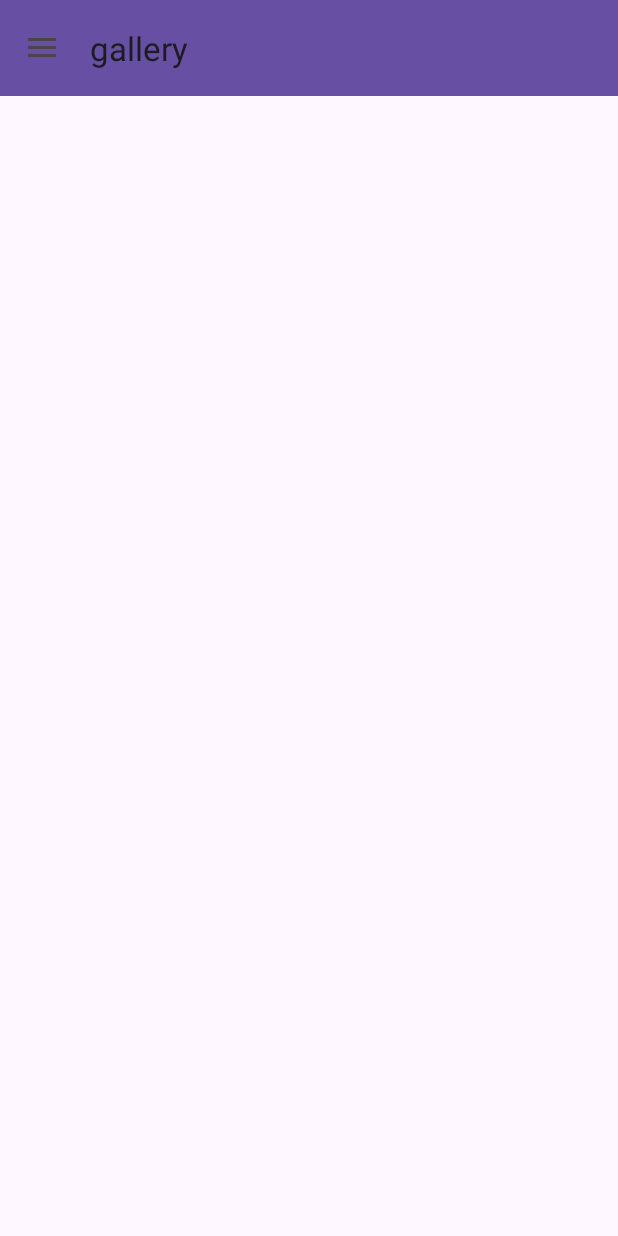
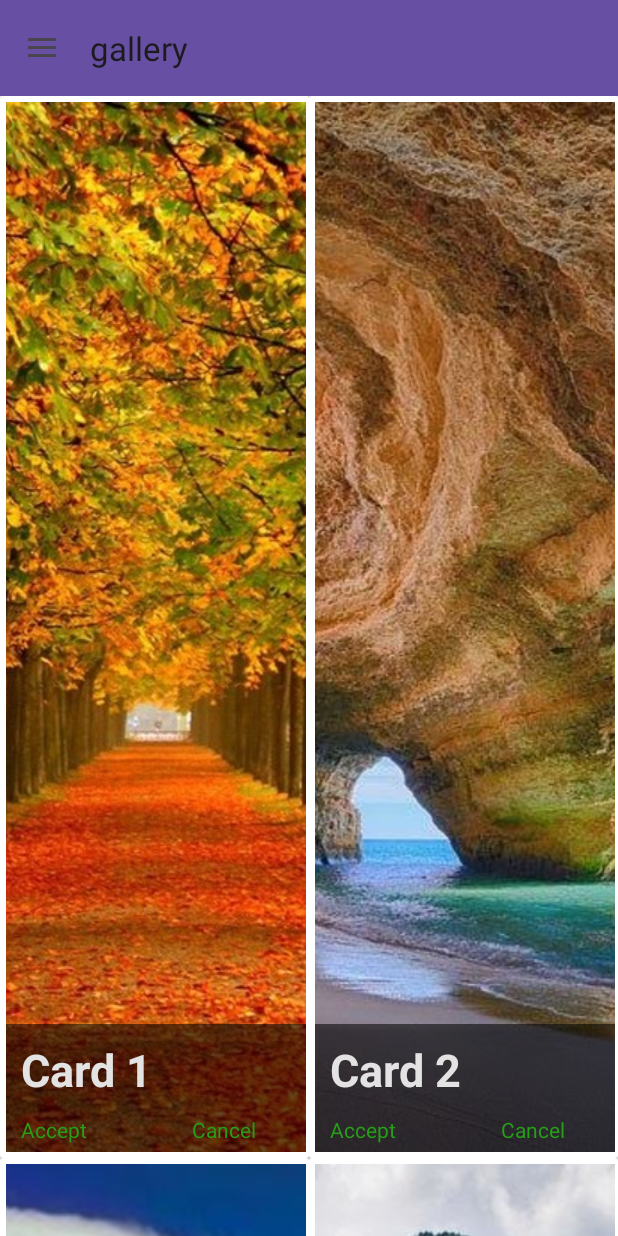
Before and after one commit to carolmt/MyGallery, an Android app: the nav_gallery screen opened through its navigation route, on a phone screen of 412 x 824 dp. Run offline under Robolectric (Android 15) with nearby library versions, the phone set to English and light mode, and no system bars; our stand-ins replace navigation-ui.

Commit message:
ejercicio2

```diff
--- a/app/src/main/java/com/example/mygallery/fragments/nav_gallery.java
+++ b/app/src/main/java/com/example/mygallery/fragments/nav_gallery.java
@@ -1,14 +1,22 @@
 package com.example.mygallery.fragments;
 
+import android.annotation.SuppressLint;
 import android.os.Bundle;
 
+import androidx.annotation.NonNull;
+import androidx.annotation.Nullable;
 import androidx.fragment.app.Fragment;
 import androidx.recyclerview.widget.LinearLayoutManager;
 import androidx.recyclerview.widget.RecyclerView;
+import androidx.recyclerview.widget.StaggeredGridLayoutManager;
 
+import android.view.ContextMenu;
 import android.view.LayoutInflater;
+import android.view.Menu;
+import android.view.MenuInflater;
 import android.view.View;
 import android.view.ViewGroup;
+import android.widget.ImageView;
 
 import com.example.mygallery.AdaptadorGallery;
 import com.example.mygallery.ItemGallery;
@@ -22,7 +30,20 @@ public class nav_gallery extends Fragment {
 
     private RecyclerView gRecyclerView;
     private AdaptadorGallery gAdapter;
-
+    private ImageView imageView;
+    private List<ItemGallery> datosGallery = new ArrayList<ItemGallery>(){
+        {
+            add(new ItemGallery(R.drawable.image1, "Card 1", "Accept", "Cancel"));
+            add(new ItemGallery(R.drawable.image2, "Card 2", "Accept", "Cancel"));
+            add(new ItemGallery(R.drawable.image3, "Card 3", "Accept", "Cancel"));
+            add(new ItemGallery(R.drawable.image4, "Card 4", "Accept", "Cancel"));
+            add(new ItemGallery(R.drawable.image5, "Card 5", "Accept", "Cancel"));
+            add(new ItemGallery(R.drawable.image6, "Card 6", "Accept", "Cancel"));
+            add(new ItemGallery(R.drawable.image7, "Card 7", "Accept", "Cancel"));
+            add(new ItemGallery(R.drawable.image8, "Card 8", "Accept", "Cancel"));
+            add(new ItemGallery(R.drawable.image9, "Card 9", "Accept", "Cancel"));
+        }
+    };
 
     public nav_gallery() {
         // Required empty public constructor
@@ -33,40 +54,68 @@ public class nav_gallery extends Fragment {
     public void onCreate(Bundle savedInstanceState) {
         super.onCreate(savedInstanceState);
 
-        RecyclerView recyclerView = gRecyclerView.findViewById(R.id.recyclerViewGallery);
-        LinearLayoutManager layoutManager = new LinearLayoutManager(getContext());
-        recyclerView.setLayoutManager(layoutManager);
+    }
 
-        String accept = "Accept";
-        String cancel = "Cancel";
-        ItemGallery ig = new ItemGallery( R.drawable.image1, "Card 1", accept, cancel);
-        ItemGallery ig2 = new ItemGallery( R.drawable.image2, "Card 2", accept, cancel);
-        ItemGallery ig3 = new ItemGallery( R.drawable.image3, "Card 3", accept, cancel);
-        ItemGallery ig4 = new ItemGallery( R.drawable.image4, "Card 4", accept, cancel);
-        ItemGallery ig5 = new ItemGallery( R.drawable.image5, "Card 5", accept, cancel);
-        ItemGallery ig6 = new ItemGallery( R.drawable.image6, "Card 6", accept, cancel);
-        ItemGallery ig7 = new ItemGallery( R.drawable.image7, "Card 7", accept, cancel);
-        ItemGallery ig8 = new ItemGallery( R.drawable.image8, "Card 8", accept, cancel);
-        ItemGallery ig9 = new ItemGallery( R.drawable.image9, "Card 9", accept, cancel);
 
-        List<ItemGallery> datosGallery = new ArrayList<>();
-        datosGallery.add(ig);
-        datosGallery.add(ig2);
-        datosGallery.add(ig3);
-        datosGallery.add(ig4);
-        datosGallery.add(ig5);
-        datosGallery.add(ig6);
-        datosGallery.add(ig7);
-        datosGallery.add(ig8);
-        datosGallery.add(ig9);
+    // Método llamado cuando se selecciona un elemento del menú contextual
 
-        AdaptadorGallery adapter = new AdaptadorGallery(datosGallery);
-        recyclerView.setAdapter(adapter);
+   /* public boolean onCreateOptionsMenu(Menu menu) {
+        MenuInflater inflater = getMenuInflater();
+        inflater.inflate(R.menu.context_menu, menu);
+        return true;
     }
+    @Override
+    public boolean onContextItemSelected(ItemGallery item) {
+        String itemId = item.getCardNum();
+        if (itemId == R.id.action_share) {
+            // Lógica para compartir
+            return true;
+        } else if (itemId == R.id.action_delete) {
+            // Lógica para eliminar
+            return true;
+        } else {
+            return super.onContextItemSelected(item);
+        }
+    }*/
 
     @Override
     public View onCreateView(LayoutInflater inflater, ViewGroup container, Bundle savedInstanceState) {
 
-        return inflater.inflate(R.layout.fragment_nav_gallery, container, false);
+        View view = inflater.inflate(R.layout.fragment_nav_gallery, container, false);
+
+        gRecyclerView = view.findViewById(R.id.recyclerViewGallery);
+        LinearLayoutManager layoutManager = new LinearLayoutManager(getContext());
+        gRecyclerView.setLayoutManager(layoutManager);
+
+       /* AdaptadorGallery adapter = new AdaptadorGallery(datosGallery);
+        gRecyclerView.setAdapter(adapter);*/
+
+
+        //Definir el menu que inflamos para la imagen
+        /*imageView.setOnCreateContextMenuListener(new View.OnCreateContextMenuListener() {
+            @Override
+            public void onCreateContextMenu(ContextMenu menu, View v, ContextMenu.ContextMenuInfo menuInfo) {
+                getMenuInflater().inflate(R.menu.context_menu, menu);
+            }
+        });
+        // Agregar un clic para abrir el menú contextual
+        imageView.setOnClickListener(new View.OnClickListener() {
+            @Override
+            public void onClick(View v) {
+                openContextMenu(v);
+            }
+        });*/
+        return view;
+    }
+
+    @Override
+    public void onViewCreated(@NonNull View view, @Nullable Bundle savedInstanceState) {
+        super.onViewCreated(view, savedInstanceState);
+
+        gRecyclerView =  requireView().findViewById(R.id.recyclerViewGallery);
+        gRecyclerView.setLayoutManager(new StaggeredGridLayoutManager(2, StaggeredGridLayoutManager.VERTICAL));
+        gAdapter = new AdaptadorGallery(datosGallery);
+
+        gRecyclerView.setAdapter(gAdapter);
     }
 }
--- a/app/src/main/res/layout/gallery_item.xml
+++ b/app/src/main/res/layout/gallery_item.xml
@@ -1,16 +1,12 @@
 <?xml version="1.0" encoding="utf-8"?>
-<androidx.coordinatorlayout.widget.CoordinatorLayout xmlns:android="http://schemas.android.com/apk/res/android"
+<androidx.cardview.widget.CardView xmlns:android="http://schemas.android.com/apk/res/android"
     android:layout_width="match_parent"
     android:layout_height="wrap_content"
+    app:cardPreventCornerOverlap="true"
+    app:cardMaxElevation="10dp"
     xmlns:app="http://schemas.android.com/apk/res-auto">
 
-    <androidx.gridlayout.widget.GridLayout
-        android:layout_width="match_parent"
-        android:layout_height="match_parent"
-        app:columnCount="2"
-        app:useDefaultMargins="true">
-
-        <androidx.cardview.widget.CardView
+       <RelativeLayout
             android:id="@+id/cardViewGallery"
             android:layout_width="200dp"
             android:layout_height="700dp"
@@ -20,14 +16,17 @@
                 android:id="@+id/galleryImg"
                 android:layout_width="match_parent"
                 android:layout_height="match_parent"
-                android:scaleType="centerCrop"/>
+                android:scaleType="centerCrop"
+                android:adjustViewBounds="true"
+                android:elevation="1dp"/>
 
             <LinearLayout
                 android:layout_width="match_parent"
                 android:layout_height="wrap_content"
                 android:orientation="vertical"
-                android:layout_gravity="bottom"
-                android:background="#8c000000">
+                android:background="#8c000000"
+                android:elevation="2dp"
+                android:layout_alignParentBottom="true">
 
                 <TextView
                     android:id="@+id/cardNumText"
@@ -37,7 +36,7 @@
                     android:layout_gravity="bottom"
                     android:textColor="#ffe3e3e3"
                     android:textSize="30sp"
-                    android:textStyle="bold"/>
+                    android:textStyle="bold" />
 
                 <LinearLayout
                     android:layout_width="match_parent"
@@ -50,19 +49,19 @@
                         android:layout_width="wrap_content"
                         android:layout_height="match_parent"
                         android:layout_marginStart="10dp"
-                        android:textColor="#269E17" />
+                        android:textColor="#269E17"
+                        android:layout_marginBottom="5dp"/>
 
                     <TextView
                         android:id="@+id/cancelText"
                         android:layout_width="wrap_content"
                         android:layout_height="wrap_content"
                         android:layout_marginStart="70dp"
-                        android:textColor="#269E17"/>
-
+                        android:textColor="#269E17"
+                        android:layout_marginBottom="5dp"/>
                 </LinearLayout>
 
             </LinearLayout>
-        </androidx.cardview.widget.CardView>
+        </RelativeLayout>
 
-    </androidx.gridlayout.widget.GridLayout>
-</androidx.coordinatorlayout.widget.CoordinatorLayout>
+    </androidx.cardview.widget.CardView>
--- /dev/null
+++ b/app/src/main/res/menu/context_menu.xml
@@ -0,0 +1,13 @@
+<?xml version="1.0" encoding="utf-8"?>
+<menu xmlns:android="http://schemas.android.com/apk/res/android">
+
+    <item
+        android:id="@+id/action_edit"
+        android:title="Editar" />
+    <item
+        android:id="@+id/action_delete"
+        android:title="Eliminar" />
+    <item
+        android:id="@+id/action_share"
+        android:title="Compartir" />
+</menu>
```
Also changed, not shown: app/build.gradle.kts (indentation only).
